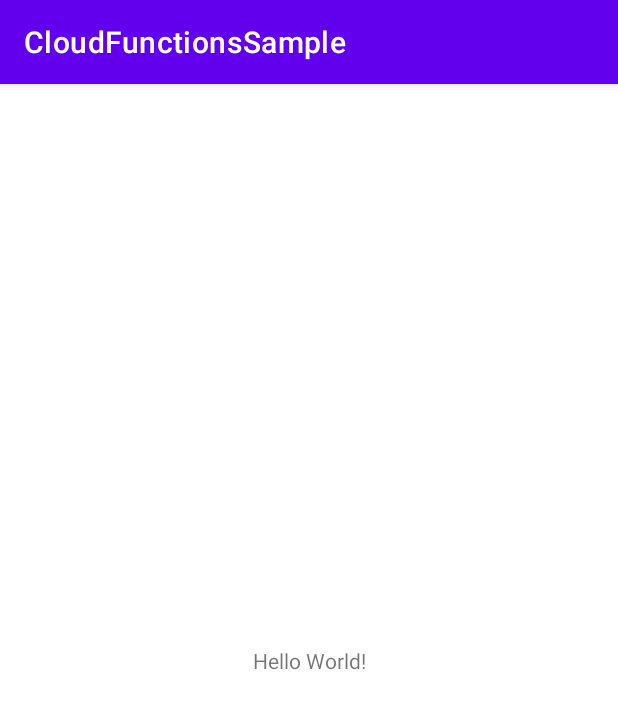
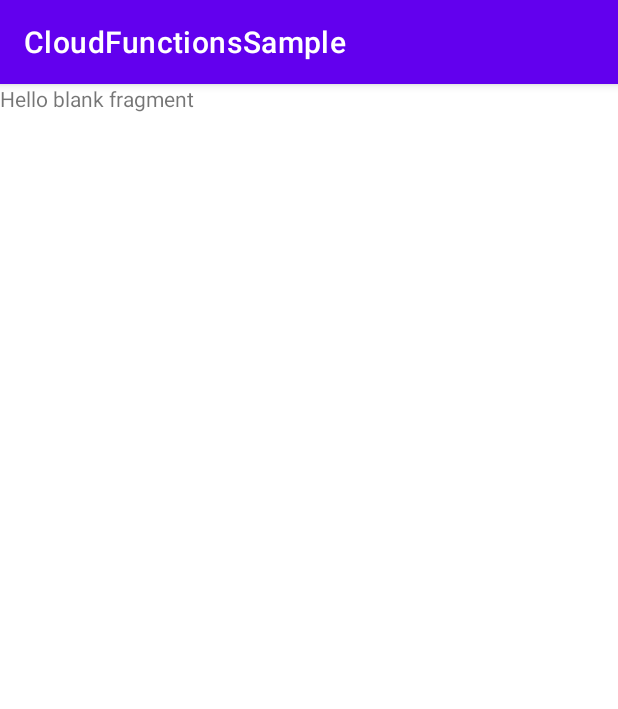
Before and after one commit to 5karaoglu/CloudFunctionsSample, an Android app: the screen it shows after launch (MainActivity), on a phone screen of 412 x 824 dp. Shown: the top 709 px of the screen. Run offline under Robolectric (Android 15) with nearby library versions, the light colour scheme and no system bars; our stand-ins replace Dagger/Hilt's generated code.

Commit message:
add fragments

```diff
--- /dev/null
+++ b/app/src/main/java/com/besirkaraoglu/cloudfunctionssample/core/util/FirebaseConstants.kt
@@ -0,0 +1,6 @@
+package com.besirkaraoglu.cloudfunctionssample.core.util
+
+object FirebaseConstants {
+    const val FIRESTORE_COLLECTION_USERS = "users"
+    const val FIRESTORE_COLLECTION_TOKENS = "tokens"
+}
--- /dev/null
+++ b/app/src/main/java/com/besirkaraoglu/cloudfunctionssample/core/util/FragmentViewBindingDelegate.kt
@@ -0,0 +1,62 @@
+package com.besirkaraoglu.cloudfunctionssample.core.util
+
+import android.view.View
+import androidx.fragment.app.Fragment
+import androidx.lifecycle.DefaultLifecycleObserver
+import androidx.lifecycle.Lifecycle
+import androidx.lifecycle.LifecycleOwner
+import androidx.lifecycle.Observer
+import androidx.viewbinding.ViewBinding
+import kotlin.properties.ReadOnlyProperty
+import kotlin.reflect.KProperty
+
+class FragmentViewBindingDelegate<T : ViewBinding>(
+    val fragment: Fragment,
+    val viewBindingFactory: (View) -> T
+) : ReadOnlyProperty<Fragment, T> {
+    private var binding: T? = null
+
+    init {
+        fragment.lifecycle.addObserver(object : DefaultLifecycleObserver {
+            val viewLifecycleOwnerLiveDataObserver =
+                Observer<LifecycleOwner?> {
+                    val viewLifecycleOwner = it ?: return@Observer
+
+                    viewLifecycleOwner.lifecycle.addObserver(object : DefaultLifecycleObserver {
+                        override fun onDestroy(owner: LifecycleOwner) {
+                            binding = null
+                        }
+                    })
+                }
+
+            override fun onCreate(owner: LifecycleOwner) {
+                fragment.viewLifecycleOwnerLiveData.observeForever(
+                    viewLifecycleOwnerLiveDataObserver
+                )
+            }
+
+            override fun onDestroy(owner: LifecycleOwner) {
+                fragment.viewLifecycleOwnerLiveData.removeObserver(
+                    viewLifecycleOwnerLiveDataObserver
+                )
+            }
+        })
+    }
+
+    override fun getValue(thisRef: Fragment, property: KProperty<*>): T {
+        val binding = binding
+        if (binding != null) {
+            return binding
+        }
+
+        val lifecycle = fragment.viewLifecycleOwner.lifecycle
+        if (!lifecycle.currentState.isAtLeast(Lifecycle.State.INITIALIZED)) {
+            throw IllegalStateException("Should not attempt to get bindings when Fragment views are destroyed.")
+        }
+
+        return viewBindingFactory(thisRef.requireView()).also { this.binding = it }
+    }
+}
+
+fun <T : ViewBinding> Fragment.viewBinding(viewBindingFactory: (View) -> T) =
+    FragmentViewBindingDelegate(this, viewBindingFactory)
--- /dev/null
+++ b/app/src/main/java/com/besirkaraoglu/cloudfunctionssample/model/Token.kt
@@ -0,0 +1,5 @@
+package com.besirkaraoglu.cloudfunctionssample.model
+
+data class Token(
+    val token: String? = null
+)
--- /dev/null
+++ b/app/src/main/java/com/besirkaraoglu/cloudfunctionssample/ui/main/MainFragment.kt
@@ -0,0 +1,20 @@
+package com.besirkaraoglu.cloudfunctionssample.ui.main
+
+import android.os.Bundle
+import androidx.fragment.app.Fragment
+import android.view.LayoutInflater
+import android.view.View
+import android.view.ViewGroup
+import androidx.fragment.app.activityViewModels
+import com.besirkaraoglu.cloudfunctionssample.MainViewModel
+import com.besirkaraoglu.cloudfunctionssample.R
+import com.besirkaraoglu.cloudfunctionssample.core.util.viewBinding
+import com.besirkaraoglu.cloudfunctionssample.databinding.FragmentMainBinding
+import dagger.hilt.android.AndroidEntryPoint
+
+@AndroidEntryPoint
+class MainFragment : Fragment(R.layout.fragment_main) {
+
+    private val binding by viewBinding(FragmentMainBinding::bind)
+    private val viewModel by activityViewModels<MainViewModel>()
+}
--- a/app/src/main/res/layout/activity_main.xml
+++ b/app/src/main/res/layout/activity_main.xml
@@ -6,13 +6,16 @@
     android:layout_height="match_parent"
     tools:context=".MainActivity">
 
-    <TextView
-        android:layout_width="wrap_content"
-        android:layout_height="wrap_content"
-        android:text="Hello World!"
+    <androidx.fragment.app.FragmentContainerView
+        android:id="@+id/nav_host_fragment"
+        android:name="androidx.navigation.fragment.NavHostFragment"
+        android:layout_width="0dp"
+        android:layout_height="0dp"
+        app:layout_constraintLeft_toLeftOf="parent"
+        app:layout_constraintRight_toRightOf="parent"
+        app:layout_constraintTop_toTopOf="parent"
         app:layout_constraintBottom_toBottomOf="parent"
-        app:layout_constraintEnd_toEndOf="parent"
-        app:layout_constraintStart_toStartOf="parent"
-        app:layout_constraintTop_toTopOf="parent" />
+        app:defaultNavHost="true"
+        app:navGraph="@navigation/nav_graph" />
 
 </androidx.constraintlayout.widget.ConstraintLayout>
--- /dev/null
+++ b/app/src/main/res/layout/fragment_main.xml
@@ -0,0 +1,14 @@
+<?xml version="1.0" encoding="utf-8"?>
+<FrameLayout xmlns:android="http://schemas.android.com/apk/res/android"
+    xmlns:tools="http://schemas.android.com/tools"
+    android:layout_width="match_parent"
+    android:layout_height="match_parent"
+    tools:context=".ui.main.MainFragment">
+
+    <!-- TODO: Update blank fragment layout -->
+    <TextView
+        android:layout_width="match_parent"
+        android:layout_height="match_parent"
+        android:text="@string/hello_blank_fragment" />
+
+</FrameLayout>
--- /dev/null
+++ b/app/src/main/res/navigation/nav_graph.xml
@@ -0,0 +1,22 @@
+<?xml version="1.0" encoding="utf-8"?>
+<navigation xmlns:android="http://schemas.android.com/apk/res/android"
+    xmlns:app="http://schemas.android.com/apk/res-auto"
+    xmlns:tools="http://schemas.android.com/tools"
+    android:id="@+id/nav_graph"
+    app:startDestination="@id/mainFragment">
+
+    <fragment
+        android:id="@+id/mainFragment"
+        android:name="com.besirkaraoglu.cloudfunctionssample.ui.main.MainFragment"
+        android:label="fragment_main"
+        tools:layout="@layout/fragment_main" >
+        <action
+            android:id="@+id/action_mainFragment_to_chatFragment"
+            app:destination="@id/chatFragment" />
+    </fragment>
+    <fragment
+        android:id="@+id/chatFragment"
+        android:name="com.besirkaraoglu.cloudfunctionssample.ui.chat.ChatFragment"
+        android:label="fragment_chat"
+        tools:layout="@layout/fragment_chat" />
+</navigation>
--- a/app/src/main/res/values/strings.xml
+++ b/app/src/main/res/values/strings.xml
@@ -1,3 +1,5 @@
 <resources>
     <string name="app_name">CloudFunctionsSample</string>
+    <!-- TODO: Remove or change this placeholder text -->
+    <string name="hello_blank_fragment">Hello blank fragment</string>
 </resources>
```
Also changed, not shown: app/build.gradle (+8 -0 lines), app/src/main/java/com/besirkaraoglu/cloudfunctionssample/MainViewModel.kt (added, +29 -0 lines), app/src/main/java/com/besirkaraoglu/cloudfunctionssample/core/di/RepositoryModule.kt (added, +20 -0 lines), app/src/main/java/com/besirkaraoglu/cloudfunctionssample/core/util/Resource.kt (added, +11 -0 lines), app/src/main/java/com/besirkaraoglu/cloudfunctionssample/data/FirestoreRepository.kt (added, +50 -0 lines), app/src/main/java/com/besirkaraoglu/cloudfunctionssample/model/Message.kt (added, +7 -0 lines), app/src/main/java/com/besirkaraoglu/cloudfunctionssample/model/User.kt (added, +7 -0 lines), app/src/main/java/com/besirkaraoglu/cloudfunctionssample/ui/chat/ChatFragment.kt (added, +22 -0 lines), app/src/main/res/layout/fragment_chat.xml (added, +14 -0 lines).
